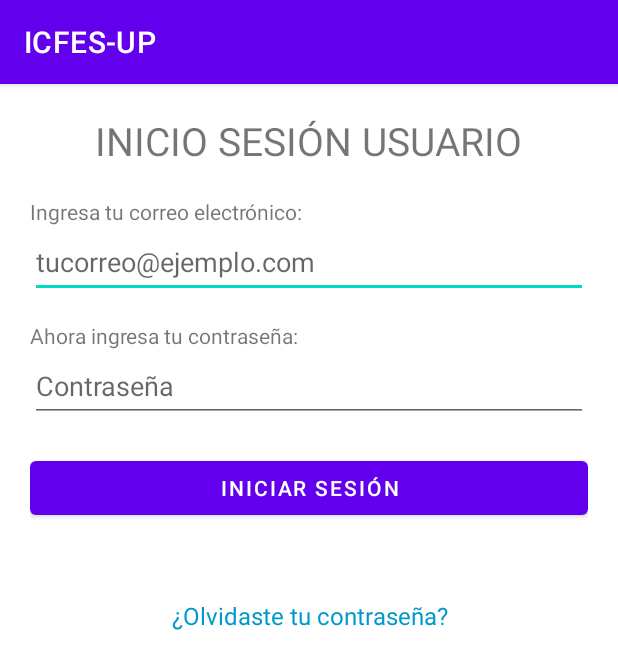
After one commit to Bryanhurtado0006/ICFESUP, an Android app: the Inicio_Sesion_Usuarios screen opened directly, with no data from a screen before it, on a phone screen of 412 x 824 dp. The commit adds this screen. Shown: the top 669 px of the screen. Run offline under Robolectric (Android 15) with nearby library versions, the phone set to English and light mode, and no system bars.

Commit message:
Inicio Sesion

```diff
--- a/app/build.gradle.kts
+++ b/app/build.gradle.kts
@@ -43,6 +43,7 @@ dependencies {
     implementation(libs.lifecycle.viewmodel.ktx)
     implementation(libs.navigation.fragment)
     implementation(libs.navigation.ui)
+    implementation(libs.activity)
     testImplementation(libs.junit)
     androidTestImplementation(libs.ext.junit)
     androidTestImplementation(libs.espresso.core)
--- /dev/null
+++ b/app/src/main/java/com/example/icfes_up/logueo_registro/Inicio_Sesion_Usuarios.java
@@ -0,0 +1,70 @@
+package com.example.icfes_up.logueo_registro;
+
+import android.content.Intent;
+import android.os.Bundle;
+import android.widget.Button;
+import android.widget.EditText;
+import android.widget.Toast;
+
+import androidx.activity.EdgeToEdge;
+import androidx.appcompat.app.AppCompatActivity;
+import androidx.core.graphics.Insets;
+import androidx.core.view.ViewCompat;
+import androidx.core.view.WindowInsetsCompat;
+
+import com.example.icfes_up.R;
+import com.example.icfes_up.model.DbHelper; // Asegúrate de que la ruta del paquete sea correcta
+
+public class Inicio_Sesion_Usuarios extends AppCompatActivity {
+
+    private EditText etCorreo, etContrasena;
+    private Button btnIniciar;
+    private DbHelper dbHelper;
+
+    @Override
+    protected void onCreate(Bundle savedInstanceState) {
+        super.onCreate(savedInstanceState);
+        EdgeToEdge.enable(this);
+        setContentView(R.layout.activity_inicio_sesion_usuarios);
+
+        // Adaptar padding al sistema
+        ViewCompat.setOnApplyWindowInsetsListener(findViewById(R.id.main), (v, insets) -> {
+            Insets systemBars = insets.getInsets(WindowInsetsCompat.Type.systemBars());
+            v.setPadding(systemBars.left, systemBars.top, systemBars.right, systemBars.bottom);
+            return insets;
+        });
+
+        // Referencias UI
+        etCorreo = findViewById(R.id.et_correo_Daniel);
+        etContrasena = findViewById(R.id.et_contraseña_Daniel);
+        btnIniciar = findViewById(R.id.btnIrInicio);
+
+        // DBHelper
+        dbHelper = new DbHelper(this);
+
+        // Botón iniciar sesión
+        btnIniciar.setOnClickListener(v -> {
+            String correo = etCorreo.getText().toString().trim();
+            String contrasena = etContrasena.getText().toString().trim();
+
+            if (correo.isEmpty() || contrasena.isEmpty()) {
+                Toast.makeText(this, "Por favor completa todos los campos", Toast.LENGTH_SHORT).show();
+                return;
+            }
+
+            boolean existe = dbHelper.validarUsuario(correo, contrasena);
+
+            if (existe) {
+                Toast.makeText(this, "Inicio de sesión exitoso", Toast.LENGTH_SHORT).show();
+
+                // Cuando crees la actividad, descomenta estas líneas:
+                // Intent intent = new Intent(this, Inicio_Simulacros.class);
+                // startActivity(intent);
+                // finish();
+
+            } else {
+                Toast.makeText(this, "Correo o contraseña incorrectos", Toast.LENGTH_SHORT).show();
+            }
+        });
+    }
+}
--- /dev/null
+++ b/app/src/main/java/com/example/icfes_up/model/DbHelper.java
@@ -0,0 +1,55 @@
+package com.example.icfes_up.model;
+
+import android.content.Context;
+import android.database.Cursor;
+import android.database.sqlite.SQLiteDatabase;
+import android.database.sqlite.SQLiteOpenHelper;
+
+public class DbHelper extends SQLiteOpenHelper {
+
+    public static final String DB_NAME = "usuarios.db";
+    public static final int DB_VERSION = 2; // Si ya tenías 1, sube a 2 para que onUpgrade se active
+
+    public static final String TABLE_USUARIOS = "usuarios";
+    public static final String COL_ID = "id";
+    public static final String COL_CORREO = "correo";
+    public static final String COL_CONTRASENA = "contrasena";  // Sin ñ aquí
+
+    public DbHelper(Context context) {
+        super(context, DB_NAME, null, DB_VERSION);
+    }
+
+    @Override
+    public void onCreate(SQLiteDatabase db) {
+        // Crear tabla usuarios
+        String sql = "CREATE TABLE " + TABLE_USUARIOS + " (" +
+                COL_ID + " INTEGER PRIMARY KEY AUTOINCREMENT, " +
+                COL_CORREO + " TEXT NOT NULL UNIQUE, " +  // UNIQUE para que no se repita correo
+                COL_CONTRASENA + " TEXT NOT NULL)";
+        db.execSQL(sql);
+
+        // Insertar datos precargados
+        db.execSQL("INSERT INTO " + TABLE_USUARIOS + " (" + COL_CORREO + ", " + COL_CONTRASENA + ") VALUES ('prueba@gmail.com', '12345678');");
+        db.execSQL("INSERT INTO " + TABLE_USUARIOS + " (" + COL_CORREO + ", " + COL_CONTRASENA + ") VALUES ('usuario2@gmail.com', '12345678');");
+        // Puedes agregar más usuarios aquí si quieres
+    }
+
+    @Override
+    public void onUpgrade(SQLiteDatabase db, int oldVersion, int newVersion) {
+        // Si actualizas versión borra tabla y crea otra
+        db.execSQL("DROP TABLE IF EXISTS " + TABLE_USUARIOS);
+        onCreate(db);
+    }
+
+    // Método para validar usuario en base de datos
+    public boolean validarUsuario(String correo, String contrasena) {
+        SQLiteDatabase db = this.getReadableDatabase();
+        Cursor cursor = db.rawQuery(
+                "SELECT * FROM " + TABLE_USUARIOS + " WHERE " + COL_CORREO + " = ? AND " + COL_CONTRASENA + " = ?",
+                new String[]{correo, contrasena}
+        );
+        boolean existe = cursor.getCount() > 0;
+        cursor.close();
+        return existe;
+    }
+}
--- /dev/null
+++ b/app/src/main/res/layout/activity_inicio_sesion_usuarios.xml
@@ -0,0 +1,67 @@
+<?xml version="1.0" encoding="utf-8"?>
+<ScrollView xmlns:android="http://schemas.android.com/apk/res/android"
+    android:id="@+id/main"
+    android:layout_width="match_parent"
+    android:layout_height="match_parent">
+
+    <LinearLayout
+        android:layout_width="match_parent"
+        android:layout_height="wrap_content"
+        android:orientation="vertical"
+        android:padding="20dp"
+        android:gravity="center_horizontal">
+
+        <TextView
+            android:layout_width="wrap_content"
+            android:layout_height="wrap_content"
+            android:text="INICIO SESIÓN USUARIO"
+            android:textSize="26sp"
+            android:gravity="center"
+            android:layout_marginBottom="20dp" />
+
+        <TextView
+            android:layout_width="match_parent"
+            android:layout_height="wrap_content"
+            android:text="Ingresa tu correo electrónico:" />
+
+        <EditText
+            android:id="@+id/et_correo_Daniel"
+            android:layout_width="match_parent"
+            android:layout_height="wrap_content"
+            android:hint="tucorreo@ejemplo.com"
+            android:inputType="textEmailAddress"
+            android:minHeight="48dp" />
+
+        <TextView
+            android:layout_width="match_parent"
+            android:layout_height="wrap_content"
+            android:layout_marginTop="15dp"
+            android:text="Ahora ingresa tu contraseña:" />
+
+        <EditText
+            android:id="@+id/et_contraseña_Daniel"
+            android:layout_width="match_parent"
+            android:layout_height="wrap_content"
+            android:hint="Contraseña"
+            android:inputType="textPassword"
+            android:minHeight="48dp" />
+
+        <Button
+            android:id="@+id/btnIrInicio"
+            android:layout_width="match_parent"
+            android:layout_height="wrap_content"
+            android:text="INICIAR SESIÓN"
+            android:layout_marginTop="20dp"
+            android:layout_marginBottom="50dp" />
+
+        <TextView
+            android:id="@+id/ed_restablecer_contraseña_Daniel"
+            android:layout_width="match_parent"
+            android:layout_height="wrap_content"
+            android:gravity="center"
+            android:text="¿Olvidaste tu contraseña?"
+            android:textSize="16sp"
+            android:textColor="@android:color/holo_blue_dark" />
+
+    </LinearLayout>
+</ScrollView>
--- a/app/src/main/res/values/strings.xml
+++ b/app/src/main/res/values/strings.xml
@@ -12,4 +12,4 @@
     <string name="menu_slideshow">Slideshow</string>
 
 
-    </resources>
+</resources>
--- a/gradle/libs.versions.toml
+++ b/gradle/libs.versions.toml
@@ -10,6 +10,7 @@ lifecycleLivedataKtx = "2.6.1"
 lifecycleViewmodelKtx = "2.6.1"
 navigationFragment = "2.6.0"
 navigationUi = "2.6.0"
+activity = "1.8.0"
 
 [libraries]
 junit = { group = "junit", name = "junit", version.ref = "junit" }
@@ -22,6 +23,7 @@ lifecycle-livedata-ktx = { group = "androidx.lifecycle", name = "lifecycle-lived
 lifecycle-viewmodel-ktx = { group = "androidx.lifecycle", name = "lifecycle-viewmodel-ktx", version.ref = "lifecycleViewmodelKtx" }
 navigation-fragment = { group = "androidx.navigation", name = "navigation-fragment", version.ref = "navigationFragment" }
 navigation-ui = { group = "androidx.navigation", name = "navigation-ui", version.ref = "navigationUi" }
+activity = { group = "androidx.activity", name = "activity", version.ref = "activity" }
 
 [plugins]
 android-application = { id = "com.android.application", version.ref = "agp" }
```
Also changed, not shown: app/src/main/AndroidManifest.xml (+9 -0 lines), app/src/main/java/com/example/icfes_up/logueo_registro/Inicio_Sesion.java (added, +34 -0 lines), app/src/main/java/com/example/icfes_up/logueo_registro/Sobre_Nosotros.java (added, +26 -0 lines), app/src/main/res/layout/activity_inicio_sesion.xml (added, +42 -0 lines), app/src/main/res/layout/activity_sobre_nosotros.xml (added, +10 -0 lines), app/src/main/java/com/example/icfes_up/logueo_registro/r.jpg (deleted).
